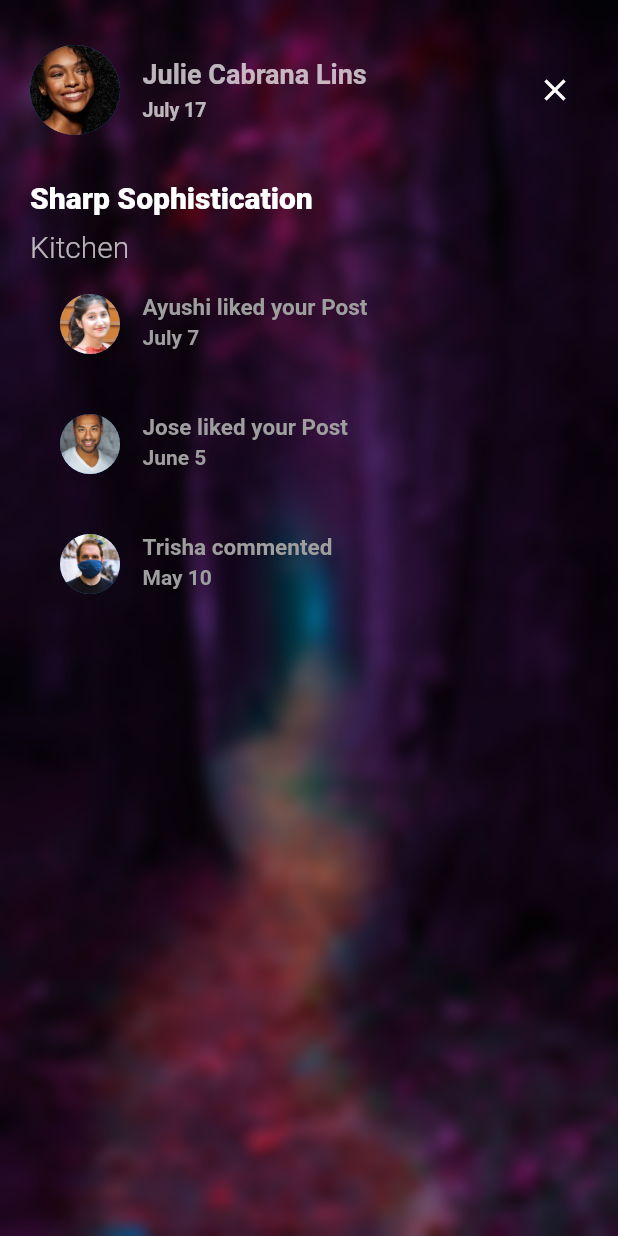
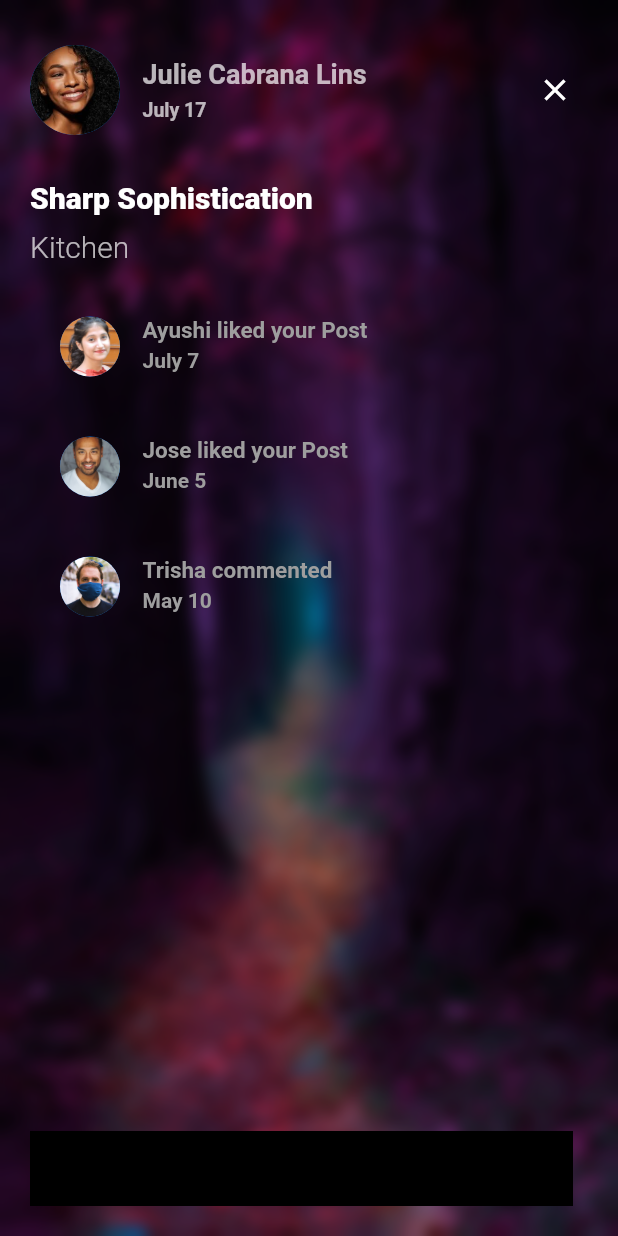
Before and after one commit to Ayushi673/ui-project, a Flutter app: the LastPage screen opened directly, on a phone screen of 412 x 824 dp. Run offline on Flutter 3.47's test engine with Material 2 defaults, Android fonts, the phone set to English and light mode, and no system bars; our stand-ins replace flutter_svg.

Commit message:
listview implementation

```diff
--- a/lib/screens/bonuspage.dart
+++ b/lib/screens/bonuspage.dart
@@ -152,6 +152,7 @@ class _LastPageState extends State<LastPage> {
                             fontSize: 20,
                           ),
                         ),
+                        SizedBox(height: 15),
                         Expanded(
                           child: ListView.builder(
                               itemCount: itemsData1.length,
@@ -161,6 +162,10 @@ class _LastPageState extends State<LastPage> {
                               }
                           ),
                         ),
+                        Container(
+                          height: 50,
+                          color: Colors.black,
+                        )
                       ],
                     ),
                   )
```
